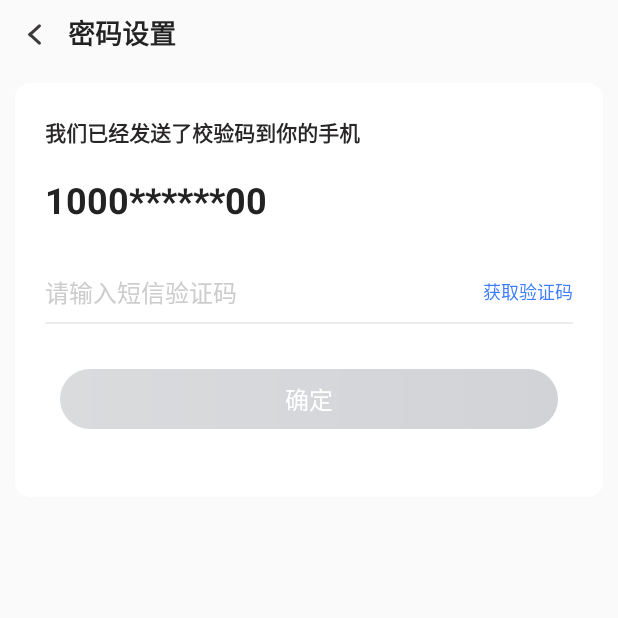
After one commit to chenqun2016/beeride, an Android app: the fragment PasswordSettingFragment shown on its own in the app's theme, on a phone screen of 412 x 824 dp, the top half of it. The commit adds this screen. Run offline under Robolectric (Android 15) with nearby library versions, the phone set to English and light mode, and no system bars; libraries missing offline, so code that uses them is left out: com.gyf.immersionbar; 1 statement that could not run was skipped.

Commit message:
ui 密码设置，通知，订单设置

```diff
--- a/app/src/main/java/com/chenchen/bee_rider/ui/login/PasswordLoginFragment.kt
+++ b/app/src/main/java/com/chenchen/bee_rider/ui/login/PasswordLoginFragment.kt
@@ -10,6 +10,7 @@ import com.chenchen.bee_rider.R
 import com.chenchen.bee_rider.databinding.FragmentPasswordLoginBinding
 import com.chenchen.bee_rider.utils.UIUtils
 import com.chenchen.bee_rider.utils.options
+import com.chenchen.bee_rider.utils.setButtonClickableBy
 
 /**
  * 创建时间：2022/1/22
@@ -30,6 +31,7 @@ class PasswordLoginFragment :BaseFragment<FragmentPasswordLoginBinding>(), View.
         binding.tvAgree.setOnClickListener(this)
         binding.tvForgetmima.setOnClickListener(this)
 
+        binding.tvAgree.setButtonClickableBy(binding.edUserPhone,binding.edUserPass.editTextView)
         UIUtils.setXieYiText(this,binding.tvXieyi)
     }
 
--- a/app/src/main/java/com/chenchen/bee_rider/ui/login/ResetPasswordFragment.kt
+++ b/app/src/main/java/com/chenchen/bee_rider/ui/login/ResetPasswordFragment.kt
@@ -8,6 +8,7 @@ import androidx.navigation.fragment.findNavController
 import com.chenchen.base.base.BaseFragment
 import com.chenchen.bee_rider.R
 import com.chenchen.bee_rider.databinding.FragmentResetPasswordBinding
+import com.chenchen.bee_rider.utils.setButtonClickableBy
 import com.chenchen.bee_rider.view.SendCodeView
 
 /**
@@ -39,6 +40,8 @@ class ResetPasswordFragment : BaseFragment<FragmentResetPasswordBinding>(), View
             override fun onFailure(t: String?) {
             }
         })
+
+        binding.tvAgree.setButtonClickableBy(binding.edUserPhone,binding.edUserCode,binding.edUserPass.editTextView)
     }
 
     override fun onClick(v: View?) {
--- /dev/null
+++ b/app/src/main/java/com/chenchen/bee_rider/ui/setting/PasswordSettingFragment.kt
@@ -0,0 +1,44 @@
+package com.chenchen.bee_rider.ui.setting
+
+import android.os.Bundle
+import android.view.LayoutInflater
+import android.view.ViewGroup
+import androidx.navigation.fragment.findNavController
+import com.chenchen.base.base.BaseFragment
+import com.chenchen.bee_rider.R
+import com.chenchen.bee_rider.databinding.FragmentPasswordSettingBinding
+import com.chenchen.bee_rider.utils.options
+import com.chenchen.bee_rider.utils.setButtonClickableBy
+import com.chenchen.bee_rider.view.SendCodeView
+
+/**
+ * 创建时间：2022/2/20
+ * @Author： 陈陈陈
+ * 功能描述：
+ */
+class PasswordSettingFragment : BaseFragment<FragmentPasswordSettingBinding>() {
+    override fun getBinding(
+        inflater: LayoutInflater,
+        container: ViewGroup?,
+        savedInstanceState: Bundle?
+    ): FragmentPasswordSettingBinding {
+        return FragmentPasswordSettingBinding.inflate(inflater)
+    }
+
+    override fun initViews(savedInstanceState: Bundle?) {
+        binding.codeText.initDatas(object :SendCodeView.MyOnClickListener{
+            override fun onGetPhoneNum(): String {
+                return ""
+            }
+            override fun onSuccess(t: String?) {
+            }
+            override fun onFailure(t: String?) {
+            }
+        })
+        binding.tvConfirm.setButtonClickableBy(binding.edUserCode)
+
+        binding.tvConfirm.setOnClickListener {
+            findNavController().navigate(R.id.password_setting2_dest, Bundle(), options)
+        }
+    }
+}
--- a/app/src/main/java/com/chenchen/bee_rider/ui/setting/SystemSettingFragment.kt
+++ b/app/src/main/java/com/chenchen/bee_rider/ui/setting/SystemSettingFragment.kt
@@ -45,12 +45,13 @@ class SystemSettingFragment : BaseFragment<FragmentSystemSettingBinding>(), View
     override fun onClick(v: View?) {
         when (v?.id) {
             R.id.tv_password_set -> {
+                findNavController().navigate(R.id.password_setting_dest, Bundle(),options)
             }
-
             R.id.tv_order_set -> {
+                findNavController().navigate(R.id.order_setting_dest, Bundle(),options)
             }
-
             R.id.tv_notification_set -> {
+                findNavController().navigate(R.id.notice_setting_dest, Bundle(),options)
             }
 
             R.id.ll_clear_cache -> {
--- a/app/src/main/java/com/chenchen/bee_rider/utils/Extentions.kt
+++ b/app/src/main/java/com/chenchen/bee_rider/utils/Extentions.kt
@@ -3,7 +3,11 @@ package com.chenchen.bee_rider.utils
 import android.animation.Animator
 import android.view.View
 import android.view.ViewGroup
+import android.widget.EditText
+import android.widget.TextView
+import androidx.core.widget.addTextChangedListener
 import com.chenchen.base.utils.d
+import com.chenchen.bee_rider.R
 import com.google.gson.Gson
 import kotlinx.coroutines.*
 import kotlinx.coroutines.flow.*
@@ -31,6 +35,20 @@ fun Any.toApiBody() :RequestBody?{
 
 fun ViewGroup.setRoundConner(radius:Int,radiusSide:Int){
     ViewHelper.setViewOutline(this,radius,radiusSide)
+}
+
+fun TextView.setButtonClickableBy(vararg args: EditText){
+    isEnabled = false
+    setBackgroundResource(R.drawable.btn_gradient_grey_round)
+    for (i in args.indices) {
+        args[i].addTextChangedListener {
+            var enable = true
+            for (j in args.indices){
+                enable = enable && !args[j].text.isNullOrEmpty()
+            }
+            UIUtils.setButtonStatus(this,enable)
+        }
+    }
 }
 
 fun View.startAlphaAnim(show:Boolean,isVisibleOrGone:Boolean = false){
--- /dev/null
+++ b/app/src/main/res/layout/fragment_password_setting.xml
@@ -0,0 +1,93 @@
+<?xml version="1.0" encoding="utf-8"?>
+<androidx.appcompat.widget.LinearLayoutCompat xmlns:android="http://schemas.android.com/apk/res/android"
+    android:layout_width="match_parent"
+    android:layout_height="match_parent"
+    xmlns:app="http://schemas.android.com/apk/res-auto"
+    android:orientation="vertical">
+
+    <com.chenchen.bee_rider.view.TitleView
+        android:id="@+id/titleView"
+        android:layout_width="wrap_content"
+        android:layout_height="wrap_content"
+        app:contentColor="black"
+        app:title="密码设置" />
+
+    <androidx.appcompat.widget.LinearLayoutCompat
+        android:layout_width="match_parent"
+        android:layout_height="wrap_content"
+        android:background="@drawable/bg_round10dp_white"
+        android:layout_margin="10dp"
+        android:paddingStart="20dp"
+        android:paddingEnd="20dp"
+        android:orientation="vertical">
+
+        <TextView
+            android:layout_width="wrap_content"
+            android:layout_height="wrap_content"
+            android:layout_marginTop="22dp"
+            android:textStyle="bold"
+            android:textSize="14sp"
+            android:textColor="@color/color_282626"
+            android:text="我们已经发送了校验码到你的手机"/>
+
+        <TextView
+            android:id="@+id/tv_phone"
+            android:layout_width="wrap_content"
+            android:layout_height="wrap_content"
+            android:layout_marginTop="18dp"
+            android:textStyle="bold"
+            android:textSize="24sp"
+            android:textColor="@color/color_222222"
+            android:text="1000******00"/>
+
+
+        <LinearLayout
+            android:layout_width="match_parent"
+            android:layout_height="wrap_content"
+            android:layout_marginTop="25dp"
+            android:orientation="horizontal">
+
+            <androidx.appcompat.widget.AppCompatEditText
+                android:id="@+id/ed_user_code"
+                android:layout_width="0dp"
+                android:layout_weight="1"
+                android:layout_height="40dp"
+                android:hint="请输入短信验证码"
+                android:inputType="number"
+                android:background="@color/transparent"
+                android:maxLength="10"
+                android:gravity="center_vertical"
+                android:textColor="@color/color_282626"
+                android:textColorHint="@color/color_ccc"
+                android:textCursorDrawable="@drawable/cursor"
+                android:textSize="16sp" />
+
+            <com.chenchen.bee_rider.view.SendCodeView
+                android:id="@+id/code_text"
+                android:layout_width="wrap_content"
+                android:layout_height="match_parent" />
+        </LinearLayout>
+
+        <View
+            android:layout_width="match_parent"
+            android:layout_height="1dp"
+            android:background="@color/color_EDEDED" />
+
+        <androidx.appcompat.widget.AppCompatTextView
+            android:id="@+id/tv_confirm"
+            android:text="确定"
+            android:enabled="false"
+            android:background="@drawable/btn_gradient_grey_round"
+            android:layout_marginTop="30dp"
+            android:layout_marginStart="10dp"
+            android:layout_marginEnd="10dp"
+            android:layout_marginBottom="45dp"
+            android:gravity="center"
+            android:textSize="16sp"
+            android:textColor="@color/white"
+            android:layout_width="match_parent"
+            android:layout_height="40dp"/>
+    </androidx.appcompat.widget.LinearLayoutCompat>
+
+
+</androidx.appcompat.widget.LinearLayoutCompat>
--- a/app/src/main/res/layout/fragment_personal.xml
+++ b/app/src/main/res/layout/fragment_personal.xml
@@ -196,7 +196,7 @@
                     android:layout_height="33dp"
                     app:layout_constraintRight_toRightOf="parent"
                     app:layout_constraintTop_toTopOf="parent"
-                    app:sb_checked_color="#00ff33"
+                    app:sb_checked_color="@color/color_FF6200"
                     app:sb_checkline_text="工作中"
                     app:sb_shadow_effect="false"
                     app:sb_uncheckcircle_color="@color/transparent" />
--- a/app/src/main/res/layout/item_password.xml
+++ b/app/src/main/res/layout/item_password.xml
@@ -15,6 +15,7 @@
         android:hint="请输入密码"
         android:inputType="textPassword"
         android:singleLine="true"
+        android:maxEms="24"
         android:textColor="@color/color_282626"
         android:textColorHint="@color/color_ccc"
         android:textCursorDrawable="@drawable/cursor"
```
Also changed, not shown: app/src/main/java/com/chenchen/bee_rider/Constants.kt (+19 -0 lines), app/src/main/java/com/chenchen/bee_rider/ui/login/LoginFragment.kt (+2 -17 lines), app/src/main/java/com/chenchen/bee_rider/ui/setting/NoticeSettingFragment.kt (added, +40 -0 lines), app/src/main/java/com/chenchen/bee_rider/ui/setting/OrderSettingFragment.kt (added, +42 -0 lines), app/src/main/java/com/chenchen/bee_rider/ui/setting/PasswordSettingFragment2.kt (added, +41 -0 lines), app/src/main/java/com/chenchen/bee_rider/utils/UIUtils.kt (+10 -0 lines), app/src/main/java/com/chenchen/bee_rider/view/MyPasswordView.kt (+10 -10 lines), app/src/main/res/layout/fragment_notice_setting.xml (added, +82 -0 lines), app/src/main/res/layout/fragment_password_setting2.xml (added, +69 -0 lines), app/src/main/res/navigation/nav_graph.xml (+21 -0 lines).
